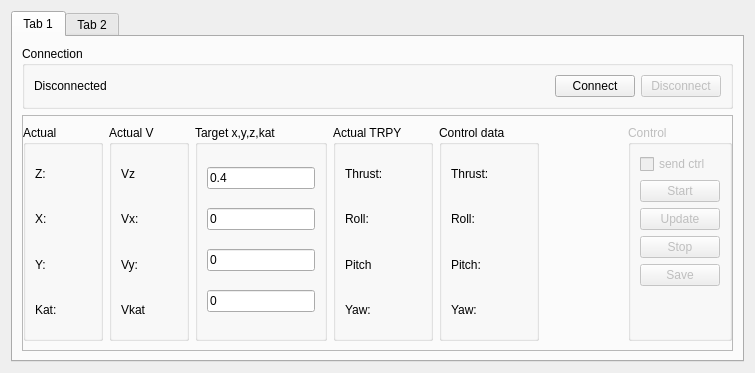
Venris/crazyflie-multilink, file krazy/gui/dron.ui: the form before one commit.
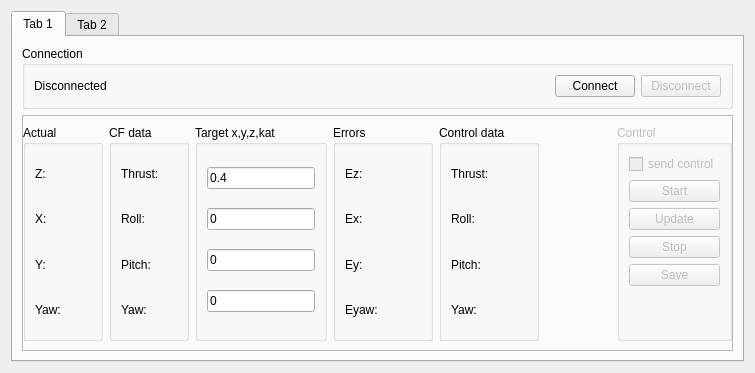
The form after the commit.

The edit to the form file:
```diff
--- a/krazy/gui/dron.ui
+++ b/krazy/gui/dron.ui
@@ -136,7 +136,7 @@
              <item>
               <widget class="QLabel" name="l_theta_2">
                <property name="text">
-                <string>Kat: </string>
+                <string>Yaw: </string>
                </property>
               </widget>
              </item>
@@ -152,34 +152,34 @@
              </size>
             </property>
             <property name="title">
-             <string>Actual V</string>
+             <string>CF data</string>
             </property>
             <layout class="QVBoxLayout" name="verticalLayout_9">
              <item>
               <widget class="QLabel" name="l_vz_2">
                <property name="text">
-                <string>Vz</string>
+                <string>Thrust:</string>
                </property>
               </widget>
              </item>
              <item>
               <widget class="QLabel" name="l_vx_2">
                <property name="text">
-                <string>Vx: </string>
+                <string>Roll:</string>
                </property>
               </widget>
              </item>
              <item>
               <widget class="QLabel" name="l_vy_2">
                <property name="text">
-                <string>Vy: </string>
+                <string>Pitch:</string>
                </property>
               </widget>
              </item>
              <item>
               <widget class="QLabel" name="l_vtheta_2">
                <property name="text">
-                <string>Vkat</string>
+                <string>Yaw:</string>
                </property>
               </widget>
              </item>
@@ -235,34 +235,34 @@
              </size>
             </property>
             <property name="title">
-             <string>Actual TRPY</string>
+             <string>Errors</string>
             </property>
             <layout class="QVBoxLayout" name="verticalLayout_11">
              <item>
               <widget class="QLabel" name="l_thrust_a_2">
                <property name="text">
-                <string>Thrust:</string>
+                <string>Ez:</string>
                </property>
               </widget>
              </item>
              <item>
               <widget class="QLabel" name="l_roll_a_2">
                <property name="text">
-                <string>Roll:</string>
+                <string>Ex:</string>
                </property>
               </widget>
              </item>
              <item>
               <widget class="QLabel" name="l_pitch_a_2">
                <property name="text">
-                <string>Pitch</string>
+                <string>Ey:</string>
                </property>
               </widget>
              </item>
              <item>
               <widget class="QLabel" name="l_yaw_a_2">
                <property name="text">
-                <string>Yaw:</string>
+                <string>Eyaw:</string>
                </property>
               </widget>
              </item>
@@ -337,7 +337,7 @@
              <item>
               <widget class="QCheckBox" name="cb_sendCtrl">
                <property name="text">
-                <string>send ctrl</string>
+                <string>send control</string>
                </property>
                <property name="checked">
                 <bool>false</bool>
```
